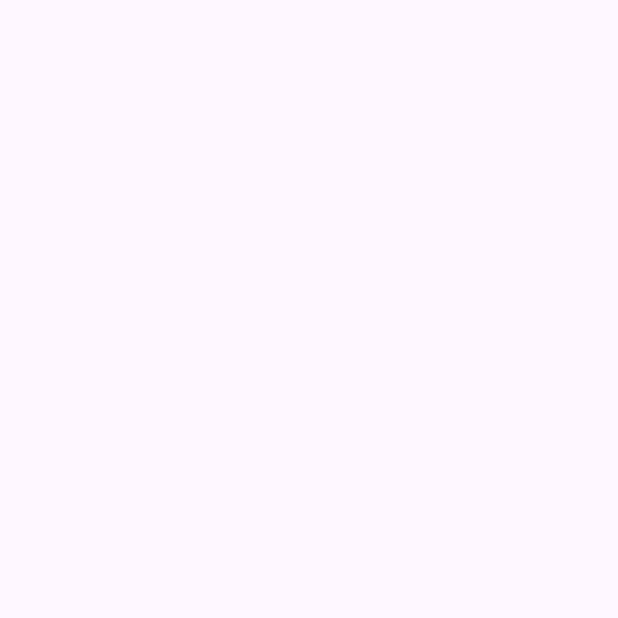
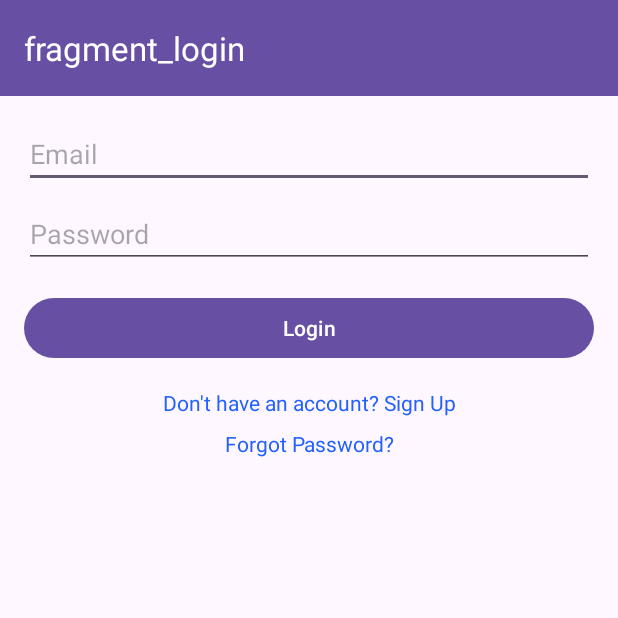
Before and after one commit to AldoVasquez07/Parcial_PPDM, an Android app: the screen it shows after launch (MainActivity), on a phone screen of 412 x 824 dp, the top half of it. Before the commit the part shown is empty. Run offline under Robolectric (Android 15) with nearby library versions, the phone set to English and light mode, and no system bars; our stand-ins replace Firebase (no records; nobody signed in at launch, a user with empty details on screens opened directly), navigation-ui.

Commit message:
Rehicimos el proyecto eliminando el modelo hecho anteiormente, debido a que no contaba con nuestras funcionalidades requeridas. Creamos un fragmento para el incio de sesion, añadimos un import para que funcione correctamente el login de nuestro juego de preguntas, el cual contará con inicio de sesion, crear cuenta y reestablecer contraseña.

```diff
--- a/AppGameParcial/app/build.gradle.kts
+++ b/AppGameParcial/app/build.gradle.kts
@@ -53,6 +53,7 @@ dependencies {
     // Navigation component dependencies
     implementation("androidx.navigation:navigation-fragment-ktx:2.7.0")
     implementation("androidx.navigation:navigation-ui-ktx:2.7.0")
+    implementation(libs.firebase.auth.ktx)
 
     // Testing dependencies
     testImplementation(libs.junit)
--- a/AppGameParcial/app/src/main/AndroidManifest.xml
+++ b/AppGameParcial/app/src/main/AndroidManifest.xml
@@ -13,7 +13,7 @@
         android:theme="@style/Theme.AppGame"
         tools:targetApi="31">
         <activity
-            android:name=".presentation.login.view.MainActivity"
+            android:name=".controlador.MainActivity"
             android:exported="true">
             <intent-filter>
                 <action android:name="android.intent.action.MAIN" />
--- a/AppGameParcial/app/src/main/java/com/ppdm/appgame/base/BaseActivity.kt
+++ b/AppGameParcial/app/src/main/java/com/ppdm/appgame/controlador/MainActivity.kt
@@ -1,23 +1,23 @@
-package com.ppdm.appgame.base
-
-
+package com.ppdm.appgame.controlador
 import android.os.Bundle
-import android.os.PersistableBundle
-import android.view.Window
 import androidx.appcompat.app.AppCompatActivity
 import androidx.appcompat.widget.Toolbar
 import androidx.navigation.NavController
 import androidx.navigation.fragment.NavHostFragment
 import androidx.navigation.ui.setupActionBarWithNavController
+import com.google.firebase.auth.FirebaseAuth
 import com.ppdm.appgame.R
 
-abstract class BaseActivity: AppCompatActivity() {
+class MainActivity : AppCompatActivity() {
     private lateinit var navController: NavController
+    private lateinit var mAuth: FirebaseAuth
 
-    override fun onCreate(savedInstanceState: Bundle?, persistentState: PersistableBundle?) {
-        super.onCreate(savedInstanceState, persistentState)
-        requestWindowFeature(Window.FEATURE_NO_TITLE)
+    override fun onCreate(savedInstanceState: Bundle?) {
+        super.onCreate(savedInstanceState)
         setContentView(R.layout.activity_main)
+
+        // Inicializar FirebaseAuth
+        mAuth = FirebaseAuth.getInstance()
 
         val toolbar: Toolbar = findViewById(R.id.toolbar)
         setSupportActionBar(toolbar)
@@ -35,5 +35,4 @@ abstract class BaseActivity: AppCompatActivity() {
     override fun onSupportNavigateUp(): Boolean {
         return navController.navigateUp() || super.onSupportNavigateUp()
     }
-
 }
--- /dev/null
+++ b/AppGameParcial/app/src/main/java/com/ppdm/appgame/modelos/LoginFragment.kt
@@ -0,0 +1,59 @@
+package com.ppdm.appgame.modelos
+
+import android.os.Bundle
+import androidx.fragment.app.Fragment
+import android.view.LayoutInflater
+import android.view.View
+import android.view.ViewGroup
+import android.widget.Button
+import android.widget.EditText
+import android.widget.TextView
+import android.widget.Toast
+import androidx.navigation.fragment.findNavController
+import com.ppdm.appgame.R
+
+class LoginFragment : Fragment() {
+
+    private lateinit var emailInput: EditText
+    private lateinit var passwordInput: EditText
+    private lateinit var loginButton: Button
+    private lateinit var signUpText: TextView
+    private lateinit var forgotPasswordText: TextView
+
+    override fun onCreateView(
+        inflater: LayoutInflater, container: ViewGroup?,
+        savedInstanceState: Bundle?
+    ): View {
+        val view = inflater.inflate(R.layout.fragment_login, container, false)
+        emailInput = view.findViewById(R.id.emailInput)
+        passwordInput = view.findViewById(R.id.passwordInput)
+        loginButton = view.findViewById(R.id.loginButton)
+        signUpText = view.findViewById(R.id.signUpText)
+        forgotPasswordText = view.findViewById(R.id.forgotPasswordText)
+
+        loginButton.setOnClickListener {
+            val email = emailInput.text.toString()
+            val password = passwordInput.text.toString()
+            if (validateLogin(email, password)) {
+                findNavController().navigate(R.id.action_loginFragment_to_welcomeFragment)
+            } else {
+                Toast.makeText(requireContext(), "Invalid credentials", Toast.LENGTH_SHORT).show()
+            }
+        }
+
+        signUpText.setOnClickListener {
+            findNavController().navigate(R.id.action_loginFragment_to_signUpFragment)
+        }
+
+        forgotPasswordText.setOnClickListener {
+            findNavController().navigate(R.id.action_loginFragment_to_forgotPasswordFragment)
+        }
+
+        return view
+    }
+
+    private fun validateLogin(email: String, password: String): Boolean {
+        // Simulación de autenticación (puedes reemplazar esto con Firebase o tu lógica)
+        return email == "test@example.com" && password == "123456"
+    }
+}
--- a/AppGameParcial/app/src/main/java/com/ppdm/appgame/presentation/login/LoginContract.kt
+++ /dev/null
@@ -1,4 +0,0 @@
-package com.ppdm.appgame.presentation.login
-
-interface LoginContract {
-}
--- a/AppGameParcial/app/src/main/java/com/ppdm/appgame/presentation/login/view/MainActivity.kt
+++ /dev/null
@@ -1,14 +0,0 @@
-package com.ppdm.appgame.presentation.login.view
-
-import android.os.Bundle
-import androidx.appcompat.app.AppCompatActivity
-import androidx.appcompat.widget.Toolbar
-import androidx.navigation.NavController
-import androidx.navigation.fragment.NavHostFragment
-import androidx.navigation.ui.setupActionBarWithNavController
-import com.ppdm.appgame.R
-import com.ppdm.appgame.base.BaseActivity
-
-class MainActivity : BaseActivity() {
-
-}
--- a/AppGameParcial/app/src/main/res/layout/activity_main.xml
+++ b/AppGameParcial/app/src/main/res/layout/activity_main.xml
@@ -4,7 +4,7 @@
     xmlns:tools="http://schemas.android.com/tools"
     android:layout_width="match_parent"
     android:layout_height="match_parent"
-    tools:context=".presentation.login.view.MainActivity">
+    tools:context=".controlador.MainActivity">
 
     <!-- Definir un Toolbar como ActionBar -->
     <androidx.appcompat.widget.Toolbar
--- /dev/null
+++ b/AppGameParcial/app/src/main/res/layout/fragment_login.xml
@@ -0,0 +1,53 @@
+<LinearLayout
+    xmlns:android="http://schemas.android.com/apk/res/android"
+    android:layout_width="match_parent"
+    android:layout_height="match_parent"
+    android:orientation="vertical"
+    android:padding="16dp">
+
+    <!-- Entrada de correo -->
+    <EditText
+        android:id="@+id/emailInput"
+        android:layout_width="match_parent"
+        android:layout_height="wrap_content"
+        android:hint="@string/email"
+        android:inputType="textEmailAddress"
+        android:layout_marginBottom="8dp" />
+
+    <!-- Entrada de contraseña -->
+    <EditText
+        android:id="@+id/passwordInput"
+        android:layout_width="match_parent"
+        android:layout_height="wrap_content"
+        android:hint="@string/password"
+        android:inputType="textPassword"
+        android:layout_marginBottom="16dp" />
+
+    <!-- Botón de inicio de sesión -->
+    <Button
+        android:id="@+id/loginButton"
+        android:layout_width="match_parent"
+        android:layout_height="wrap_content"
+        android:text="@string/login"
+        android:layout_marginBottom="16dp" />
+
+    <!-- Texto de registro -->
+    <TextView
+        android:id="@+id/signUpText"
+        android:layout_width="match_parent"
+        android:layout_height="wrap_content"
+        android:text="@string/sign_up_question"
+        android:gravity="center"
+        android:layout_marginBottom="8dp"
+        android:textColor="@color/secondaryTextColor" />
+
+    <!-- Texto de recuperación de contraseña -->
+    <TextView
+        android:id="@+id/forgotPasswordText"
+        android:layout_width="match_parent"
+        android:layout_height="wrap_content"
+        android:text="@string/forgot_password_question"
+        android:gravity="center"
+        android:textColor="@color/secondaryTextColor" />
+
+</LinearLayout>
--- a/AppGameParcial/app/src/main/res/navigation/nav_graph.xml
+++ b/AppGameParcial/app/src/main/res/navigation/nav_graph.xml
@@ -3,8 +3,48 @@
     xmlns:app="http://schemas.android.com/apk/res-auto"
     xmlns:tools="http://schemas.android.com/tools"
     android:id="@+id/nav_graph"
-    app:startDestination="@id/welcomeFragment">
+    app:startDestination="@id/loginFragment">
 
+    <!-- Pantalla de Login -->
+    <fragment
+        android:id="@+id/loginFragment"
+        android:name="com.ppdm.appgame.modelos.LoginFragment"
+        android:label="fragment_login"
+        tools:layout="@layout/fragment_login">
+        <action
+            android:id="@+id/action_loginFragment_to_welcomeFragment"
+            app:destination="@id/welcomeFragment" />
+        <action
+            android:id="@+id/action_loginFragment_to_signUpFragment"
+            app:destination="@id/signUpFragment" />
+        <action
+            android:id="@+id/action_loginFragment_to_forgotPasswordFragment"
+            app:destination="@id/forgotPasswordFragment" />
+    </fragment>
+
+    <!-- Pantalla de Registro -->
+    <fragment
+        android:id="@+id/signUpFragment"
+        android:name="com.ppdm.appgame.modelos.SignUpFragment"
+        android:label="fragment_sign_up"
+        tools:layout="@layout/fragment_sign_up">
+        <action
+            android:id="@+id/action_signUpFragment_to_loginFragment"
+            app:destination="@id/loginFragment" />
+    </fragment>
+
+    <!-- Pantalla de Recuperar Contraseña -->
+    <fragment
+        android:id="@+id/forgotPasswordFragment"
+        android:name="com.ppdm.appgame.modelos.ForgotPasswordFragment"
+        android:label="fragment_forgot_password"
+        tools:layout="@layout/fragment_forgot_password">
+        <action
+            android:id="@+id/action_forgotPasswordFragment_to_loginFragment"
+            app:destination="@id/loginFragment" />
+    </fragment>
+
+    <!-- Welcome Fragment -->
     <fragment
         android:id="@+id/welcomeFragment"
         android:name="com.ppdm.appgame.modelos.WelcomeFragment"
@@ -18,12 +58,14 @@
             app:destination="@id/rankingFragment" />
     </fragment>
 
+    <!-- Ranking Fragment -->
     <fragment
         android:id="@+id/rankingFragment"
         android:name="com.ppdm.appgame.modelos.RankingFragment"
         android:label="fragment_ranking"
         tools:layout="@layout/fragment_ranking" />
 
+    <!-- Question Fragment -->
     <fragment
         android:id="@+id/questionFragment"
         android:name="com.ppdm.appgame.modelos.QuestionFragment"
@@ -53,6 +95,7 @@
             app:destination="@id/finalFragment" />
     </fragment>
 
+    <!-- Answer Fragment -->
     <fragment
         android:id="@+id/answerFragment"
         android:name="com.ppdm.appgame.modelos.AnswerFragment"
@@ -69,6 +112,7 @@
             app:destination="@id/finalFragment" />
     </fragment>
 
+    <!-- Final Fragment -->
     <fragment
         android:id="@+id/finalFragment"
         android:name="com.ppdm.appgame.modelos.FinalFragment"
--- /dev/null
+++ b/AppGameParcial/app/src/main/res/values/ids.xml
@@ -0,0 +1,8 @@
+<?xml version="1.0" encoding="utf-8"?>
+<resources>
+    <item name="emailInput" type="id">emailInput</item>
+    <item name="passwordInput" type="id">passwordInput</item>
+    <item name="loginButton" type="id">loginButton</item>
+    <item name="signUpText" type="id">signUpText</item>
+    <item name="forgotPasswordText" type="id">forgotPasswordText</item>
+</resources>
--- a/AppGameParcial/app/src/main/res/values/strings.xml
+++ b/AppGameParcial/app/src/main/res/values/strings.xml
@@ -1,3 +1,10 @@
 <resources>
     <string name="app_name">AppGame</string>
+    <!-- TODO: Remove or change this placeholder text -->
+    <string name="hello_blank_fragment">Hello blank fragment</string>
+    <string name="sign_up_question">Don\'t have an account? Sign Up</string>
+    <string name="forgot_password_question">Forgot Password?</string>
+    <string name="login">Login</string>
+    <string name="email">Email</string>
+    <string name="password">Password</string>
 </resources>
--- a/AppGameParcial/gradle/libs.versions.toml
+++ b/AppGameParcial/gradle/libs.versions.toml
@@ -11,6 +11,7 @@ activity = "1.9.2"
 constraintlayout = "2.1.4"
 navigationFragmentKtx = "2.8.3"
 navigationUiKtx = "2.8.3"
+firebaseAuthKtx = "23.1.0"
 
 [libraries]
 androidx-core-ktx = { group = "androidx.core", name = "core-ktx", version.ref = "coreKtx" }
@@ -24,6 +25,7 @@ androidx-activity = { group = "androidx.activity", name = "activity", version.re
 androidx-constraintlayout = { group = "androidx.constraintlayout", name = "constraintlayout", version.ref = "constraintlayout" }
 androidx-navigation-fragment-ktx = { group = "androidx.navigation", name = "navigation-fragment-ktx", version.ref = "navigationFragmentKtx" }
 androidx-navigation-ui-ktx = { group = "androidx.navigation", name = "navigation-ui-ktx", version.ref = "navigationUiKtx" }
+firebase-auth-ktx = { group = "com.google.firebase", name = "firebase-auth-ktx", version.ref = "firebaseAuthKtx" }
 
 [plugins]
 android-application = { id = "com.android.application", version.ref = "agp" }
```
